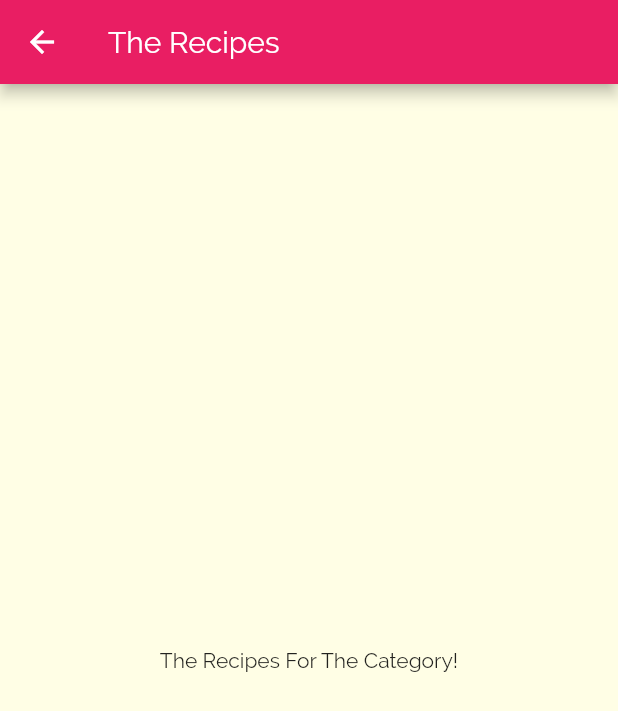
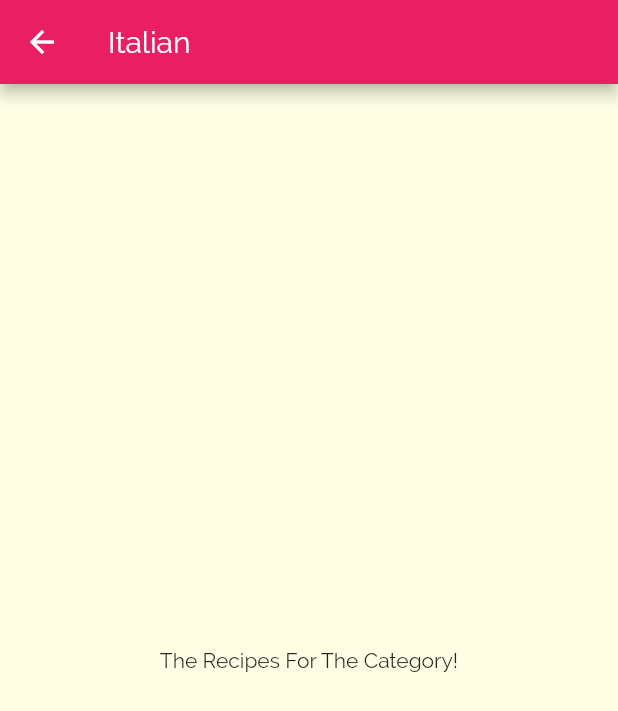
Before and after one commit to ibrikk/meals-app, a Flutter app: the screen it shows after launch, after a tap on "Italian", on a phone screen of 412 x 824 dp. Shown: the top 711 px of the screen. Run offline on Flutter 3.47's test engine with Material 2 defaults, Android fonts, the phone set to English and light mode, and no system bars.

Commit message:
pass data via constructor

```diff
--- a/lib/categories_screen.dart
+++ b/lib/categories_screen.dart
@@ -21,7 +21,8 @@ class CategoriesScreen extends StatelessWidget {
         ),
         children: DUMMY_CATEGORIES
             .map(
-              (catData) => CategoryItem(catData.title, catData.color),
+              (catData) =>
+                  CategoryItem(catData.id, catData.title, catData.color),
             )
             .toList(),
       ),
--- a/lib/category_item.dart
+++ b/lib/category_item.dart
@@ -2,15 +2,16 @@ import 'package:flutter/material.dart';
 import './category_meals_screen.dart';
 
 class CategoryItem extends StatelessWidget {
+  final String id;
   final String title;
   final Color color;
 
-  CategoryItem(this.title, this.color);
+  CategoryItem(this.id, this.title, this.color);
 
   void selectCategory(BuildContext ctx) {
     Navigator.of(ctx).push(
       MaterialPageRoute(builder: (_) {
-        return CategoryMealsScreen();
+        return CategoryMealsScreen(id, title);
       }),
     );
   }
--- a/lib/category_meals_screen.dart
+++ b/lib/category_meals_screen.dart
@@ -1,13 +1,16 @@
 import 'package:flutter/material.dart';
 
 class CategoryMealsScreen extends StatelessWidget {
-  const CategoryMealsScreen({super.key});
+  final String categoryId;
+  final String categoryTitle;
+
+  CategoryMealsScreen(this.categoryId, this.categoryTitle);
 
   @override
   Widget build(BuildContext context) {
     return Scaffold(
       appBar: AppBar(
-        title: Text('The Recipes'),
+        title: Text(categoryTitle),
       ),
       body: Center(
         child: Text('The Recipes For The Category!'),
```
